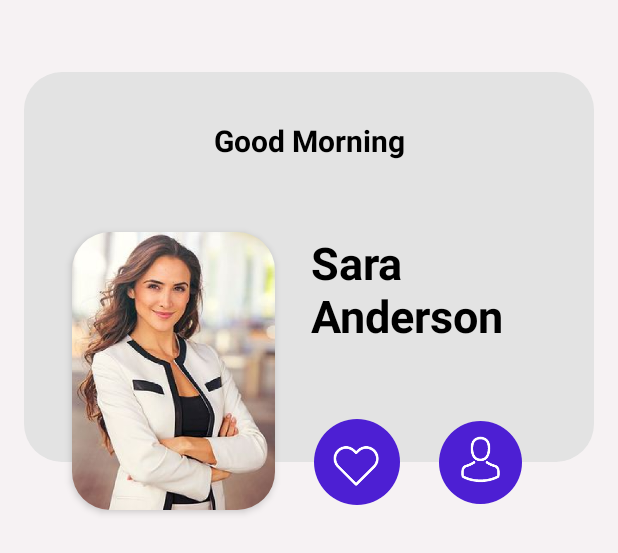
After one commit to OscarGNU/UI_xml, an Android app: the layout activity_dashboard.xml on its own in the app's theme, with its tools: preview values and no code run, on a phone screen of 412 x 824 dp. The commit adds this screen. Shown: the top 553 px of the screen. Run offline under Robolectric (Android 15) with nearby library versions, the phone set to English and light mode, and no system bars.

```diff
--- /dev/null
+++ b/app/src/main/res/drawable/grey_bg.xml
@@ -0,0 +1,10 @@
+<?xml version="1.0" encoding="utf-8"?>
+<selector xmlns:android="http://schemas.android.com/apk/res/android">
+    <item>
+        <shape android:shape= "rectangle">
+        <corners android:radius="25dp"/>
+            <solid android:color="@color/grey"/>
+        </shape>
+
+    </item>
+</selector>
--- /dev/null
+++ b/app/src/main/res/layout/activity_dashboard.xml
@@ -0,0 +1,97 @@
+<?xml version="1.0" encoding="utf-8"?>
+<androidx.constraintlayout.widget.ConstraintLayout xmlns:android="http://schemas.android.com/apk/res/android"
+    xmlns:app="http://schemas.android.com/apk/res-auto"
+    android:layout_width="match_parent"
+    android:layout_height="match_parent"
+    android:background="#f6f2f3">
+
+    <ScrollView
+        android:layout_width="match_parent"
+        android:layout_height="match_parent"
+        app:layout_constraintEnd_toEndOf="parent"
+        app:layout_constraintStart_toStartOf="parent"
+        app:layout_constraintTop_toTopOf="parent">
+
+        <LinearLayout
+            android:orientation="vertical"
+            android:layout_height="wrap_content"
+            android:layout_width="match_parent">
+
+            <androidx.constraintlayout.widget.ConstraintLayout
+                android:layout_width="match_parent"
+                android:layout_height="300dp"
+                android:layout_marginStart="16dp"
+                android:layout_marginEnd="16dp"
+                android:layout_marginBottom="16dp"
+                android:layout_marginTop="48dp">
+
+                <View
+                    android:id="@+id/view2"
+                    android:layout_width="wrap_content"
+                    android:layout_height="260dp"
+                    android:background="@drawable/grey_bg"
+                    app:layout_constraintEnd_toEndOf="parent"
+                    app:layout_constraintStart_toStartOf="parent"
+                    app:layout_constraintTop_toTopOf="parent" />
+
+                <TextView
+                    android:id="@+id/textView10"
+                    android:layout_width="wrap_content"
+                    android:layout_height="wrap_content"
+                    android:layout_marginTop="32dp"
+                    android:text="Good Morning"
+                    android:textColor="@color/black"
+                    android:textSize="20sp"
+                    android:textStyle="bold"
+                    app:layout_constraintEnd_toEndOf="parent"
+                    app:layout_constraintStart_toStartOf="parent"
+                    app:layout_constraintTop_toTopOf="parent" />
+
+                <com.google.android.material.imageview.ShapeableImageView
+                    android:id="@+id/imageView3"
+                    android:layout_width="135dp"
+                    android:layout_height="185dp"
+                    android:scaleType="centerCrop"
+                    android:elevation="3dp"
+                    android:layout_marginStart="32dp"
+                    app:shapeAppearanceOverlay="@style/cornerImageView"
+                    android:layout_marginBottom="-32dp"
+                    app:layout_constraintBottom_toBottomOf="@+id/view2"
+                    app:layout_constraintStart_toStartOf="parent"
+                    app:srcCompat="@drawable/profile" />
+
+                <TextView
+                    android:id="@+id/textView11"
+                    android:layout_width="wrap_content"
+                    android:layout_height="wrap_content"
+                    android:layout_marginStart="24dp"
+                    android:text="Sara\nAnderson"
+                    android:textColor="@color/black"
+                    android:textStyle="bold"
+                    android:textSize="30dp"
+                    app:layout_constraintStart_toEndOf="@+id/imageView3"
+                    app:layout_constraintTop_toTopOf="@+id/imageView3" />
+
+                <ImageView
+                    android:id="@+id/imageView4"
+                    android:layout_width="wrap_content"
+                    android:layout_height="wrap_content"
+                    android:layout_marginEnd="48dp"
+                    app:layout_constraintBottom_toBottomOf="@+id/view2"
+                    app:layout_constraintEnd_toEndOf="parent"
+                    app:layout_constraintTop_toBottomOf="@+id/view2"
+                    app:srcCompat="@drawable/profile_btn" />
+
+                <ImageView
+                    android:id="@+id/imageView5"
+                    android:layout_width="wrap_content"
+                    android:layout_height="wrap_content"
+                    app:layout_constraintBottom_toBottomOf="@+id/view2"
+                    app:layout_constraintEnd_toStartOf="@+id/imageView4"
+                    app:layout_constraintStart_toEndOf="@+id/imageView3"
+                    app:layout_constraintTop_toBottomOf="@+id/view2"
+                    app:srcCompat="@drawable/fav" />
+            </androidx.constraintlayout.widget.ConstraintLayout>
+        </LinearLayout>
+    </ScrollView>
+</androidx.constraintlayout.widget.ConstraintLayout>
--- a/app/src/main/res/values/colors.xml
+++ b/app/src/main/res/values/colors.xml
@@ -10,6 +10,6 @@
     <color name="orange">#fd6d32</color>
     <color name="yellow">#fec813</color>
     <color name="blue">#4d1fd3</color>
-    <color name="frey">#e3e3e3</color>
+    <color name="grey">#e3e3e3</color>
 
 </resources>
--- a/app/src/main/res/values/themes.xml
+++ b/app/src/main/res/values/themes.xml
@@ -4,6 +4,10 @@
         <!-- Customize your light theme here. -->
         <!-- <item name="colorPrimary">@color/my_light_primary</item> -->
     </style>
+    <style name="cornerImageView">
+        <item name="cornerFamily">rounded</item>
+        <item name="cornerSize">25dp</item>
+    </style>
 
     <style name="Theme.UI_xml" parent="Base.Theme.UI_xml" />
 </resources>
```
